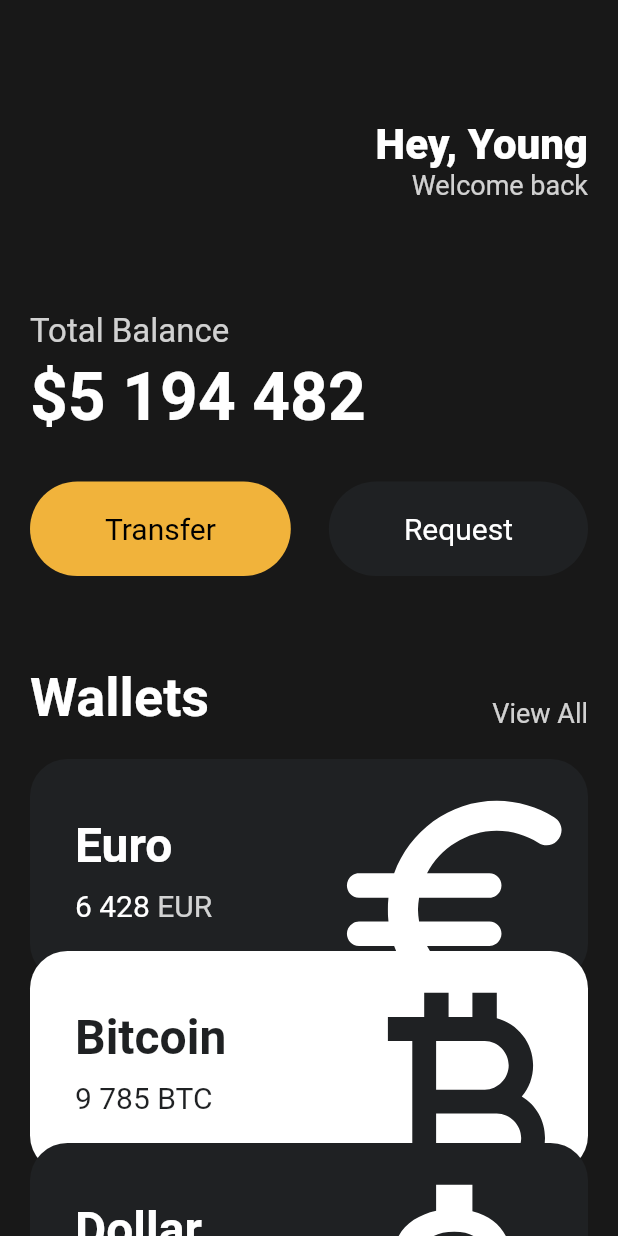
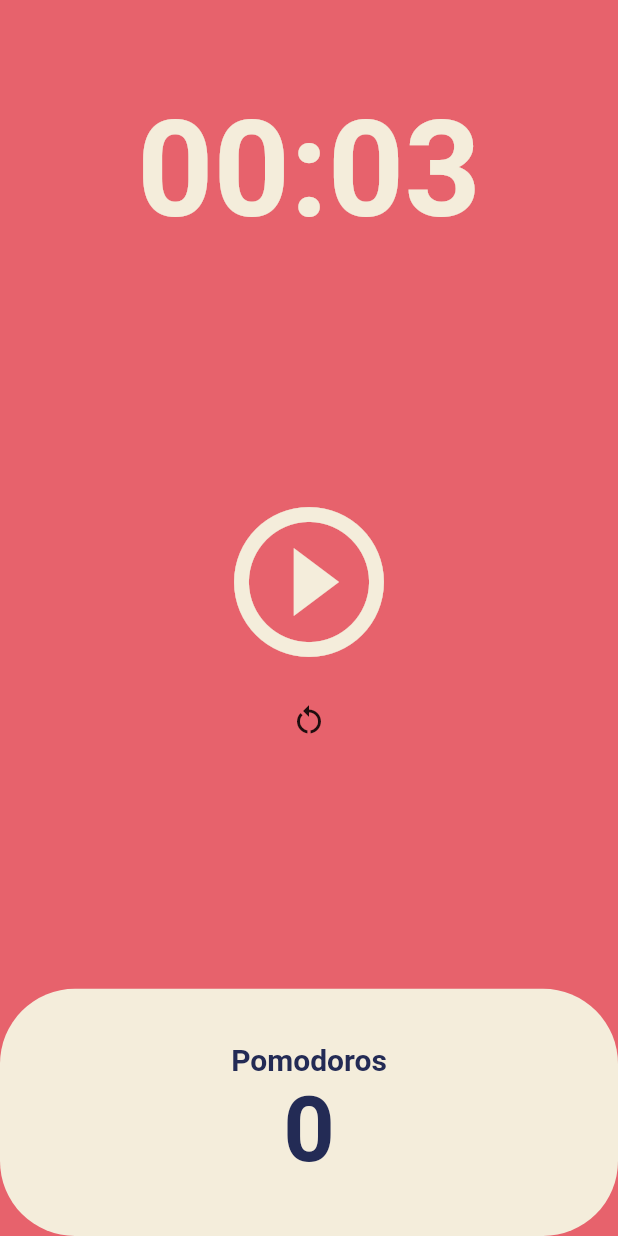
Before and after one commit to iamyoungk/flutter-toonflix, a Flutter app: the screen it shows after launch, on a phone screen of 412 x 824 dp. Run offline on Flutter 3.47's test engine with Material 2 defaults, Android fonts, the phone set to English and light mode, and no system bars.

Commit message:
pomodoros

```diff
--- a/lib/main.dart
+++ b/lib/main.dart
@@ -1,6 +1,5 @@
 import 'package:flutter/material.dart';
-import 'package:toonflix/widgets/button.dart';
-import 'package:toonflix/widgets/currency_card.dart';
+import 'package:toonflix/screens/home_screen.dart';
 
 void main() {
   runApp(const App());
@@ -12,138 +11,18 @@ class App extends StatelessWidget {
   @override
   Widget build(BuildContext context) {
     return MaterialApp(
-      home: Scaffold(
-        backgroundColor: const Color(0xFF181818),
-        body: SingleChildScrollView(
-          // 스크롤 가능하게 함, overflow 문제 해결
-          child: Padding(
-            padding: const EdgeInsets.symmetric(
-              horizontal: 20,
-            ),
-            child: Column(
-              crossAxisAlignment: CrossAxisAlignment.start,
-              children: [
-                const SizedBox(
-                  height: 80,
-                ), // 맨 위에 80높이의 박스 둠 (위치조절)
-                Row(
-                  mainAxisAlignment: MainAxisAlignment.end,
-                  children: [
-                    Column(
-                      crossAxisAlignment: CrossAxisAlignment.end,
-                      children: [
-                        const Text(
-                          'Hey, Young',
-                          style: TextStyle(
-                            color: Colors.white,
-                            fontSize: 28,
-                            fontWeight: FontWeight.w800,
-                          ),
-                        ),
-                        Text(
-                          'Welcome back',
-                          style: TextStyle(
-                            color: Colors.white.withOpacity(0.8),
-                            fontSize: 18,
-                          ),
-                        ),
-                      ],
-                    )
-                  ],
-                ),
-                const SizedBox(
-                  height: 74,
-                ),
-                Text(
-                  'Total Balance',
-                  style: TextStyle(
-                    fontSize: 22,
-                    color: Colors.white.withOpacity(0.8),
-                  ),
-                ),
-                const SizedBox(
-                  height: 5,
-                ),
-                const Text(
-                  '\$5 194 482',
-                  style: TextStyle(
-                    fontSize: 44,
-                    fontWeight: FontWeight.w600,
-                    color: Colors.white,
-                  ),
-                ),
-                const SizedBox(
-                  height: 30,
-                ),
-                const Row(
-                  mainAxisAlignment: MainAxisAlignment.spaceBetween,
-                  children: [
-                    Button(
-                      text: 'Transfer',
-                      bgColor: Color(0xFFF1B33B),
-                      textColor: Colors.black,
-                    ),
-                    Button(
-                      text: 'Request',
-                      bgColor: Color(0xFF1F2123),
-                      textColor: Colors.white,
-                    ),
-                  ],
-                ),
-                const SizedBox(
-                  height: 60,
-                ),
-                Row(
-                  crossAxisAlignment: CrossAxisAlignment.end,
-                  mainAxisAlignment: MainAxisAlignment.spaceBetween,
-                  children: [
-                    const Text('Wallets',
-                        style: TextStyle(
-                          color: Colors.white,
-                          fontSize: 36,
-                          fontWeight: FontWeight.w600,
-                        )),
-                    Text(
-                      'View All',
-                      style: TextStyle(
-                        fontSize: 18,
-                        color: Colors.white.withOpacity(0.8),
-                      ),
-                    ),
-                  ],
-                ),
-                const SizedBox(
-                  height: 20,
-                ),
-                const CurrencyCard(
-                  name: 'Euro',
-                  code: 'EUR',
-                  amount: '6 428',
-                  icon: Icons.euro_rounded,
-                  isInverted: false,
-                  offsetIn: 0,
-                ),
-                const CurrencyCard(
-                  name: 'Bitcoin',
-                  code: 'BTC',
-                  amount: '9 785',
-                  icon: Icons.currency_bitcoin,
-                  isInverted: true,
-                  offsetIn: -20,
-                ),
-                const CurrencyCard(
-                  name: 'Dollar',
-                  code: 'USD',
-                  amount: '428',
-                  icon: Icons.attach_money_outlined,
-                  isInverted: false,
-                  offsetIn: -40,
-                ),
-              ],
-            ),
+      theme: ThemeData(
+        colorScheme: ColorScheme.fromSwatch(
+          backgroundColor: const Color(0xFFE7626C),
+        ),
+        textTheme: const TextTheme(
+          displayLarge: TextStyle(
+            color: Color(0xFF232B55),
           ),
         ),
+        cardColor: const Color(0xFFF4EDDB),
       ),
+      home: const HomeScreen(),
     );
   }
 }
--- /dev/null
+++ b/lib/screens/home_screen.dart
@@ -0,0 +1,156 @@
+import 'dart:async';
+
+import 'package:flutter/material.dart';
+
+class HomeScreen extends StatefulWidget {
+  const HomeScreen({super.key});
+
+  @override
+  State<HomeScreen> createState() => _HomeScreenState();
+}
+
+class _HomeScreenState extends State<HomeScreen> {
+  static const twentyFiveMinutes = 3;
+  int totalSeconds = twentyFiveMinutes;
+  bool isRunning = false;
+  bool isRestarted = false;
+  int totalPomodoros = 0;
+  late Timer timer;
+
+  void onTick(Timer timer) {
+    if (totalSeconds == 0) {
+      setState(
+        () {
+          ++totalPomodoros;
+          isRunning = false;
+          totalSeconds = twentyFiveMinutes;
+        },
+      );
+      timer.cancel();
+    } else {
+      setState(() {
+        --totalSeconds;
+      });
+    }
+  }
+
+  void onStartPressed() {
+    // periodic will runn function in every duration
+    timer = Timer.periodic(
+      const Duration(seconds: 1),
+      onTick,
+    );
+    setState(() {
+      isRunning = true;
+    });
+  }
+
+  void onPausePressed() {
+    timer.cancel();
+    setState(() {
+      isRunning = false;
+    });
+  }
+
+  void onRestartPressed() {
+    // timer.cancel();
+    setState(() {
+      totalPomodoros = 0;
+      totalSeconds = twentyFiveMinutes;
+      isRunning = false;
+    });
+  }
+
+  String format(int seconds) {
+    var duration = Duration(seconds: seconds);
+    return duration.toString().split(".").first.substring(2, 7);
+  }
+
+  @override
+  Widget build(BuildContext context) {
+    return Scaffold(
+      backgroundColor: Theme.of(context).colorScheme.background,
+      body: Column(
+        children: [
+          Flexible(
+            // 화면 비율에 맞춰서 자동으로 조절함 very useful
+            flex: 1,
+            child: Container(
+              alignment: Alignment.bottomCenter,
+              child: Text(
+                format(totalSeconds),
+                style: TextStyle(
+                  color: Theme.of(context).cardColor,
+                  fontSize: 89,
+                  fontWeight: FontWeight.w600,
+                ),
+              ),
+            ),
+          ),
+          Flexible(
+            flex: 3,
+            child: Column(
+              mainAxisAlignment: MainAxisAlignment.center,
+              children: [
+                IconButton(
+                  onPressed: isRunning ? onPausePressed : onStartPressed,
+                  icon: Icon(
+                    isRunning || isRestarted
+                        ? Icons.pause_circle_outline
+                        : Icons.play_circle_outline,
+                  ),
+                  iconSize: 120,
+                  color: Theme.of(context).cardColor,
+                ),
+                IconButton(
+                  onPressed: onRestartPressed,
+                  icon: const Icon(
+                    Icons.restart_alt,
+                  ),
+                )
+              ],
+            ),
+          ),
+          Flexible(
+            flex: 1,
+            child: Row(
+              children: [
+                Expanded(
+                  child: Container(
+                    decoration: BoxDecoration(
+                      color: Theme.of(context).cardColor,
+                      borderRadius: BorderRadius.circular(50),
+                    ),
+                    child: Column(
+                      mainAxisAlignment: MainAxisAlignment.center,
+                      children: [
+                        Text(
+                          'Pomodoros',
+                          style: TextStyle(
+                            fontSize: 20,
+                            fontWeight: FontWeight.w600,
+                            color:
+                                Theme.of(context).textTheme.displayLarge!.color,
+                          ),
+                        ),
+                        Text(
+                          "$totalPomodoros",
+                          style: TextStyle(
+                            fontSize: 60,
+                            fontWeight: FontWeight.w600,
+                            color:
+                                Theme.of(context).textTheme.displayLarge!.color,
+                          ),
+                        ),
+                      ],
+                    ),
+                  ),
+                ),
+              ],
+            ),
+          ),
+        ],
+      ),
+    );
+  }
+}
--- a/lib/widgets/button.dart
+++ /dev/null
@@ -1,37 +0,0 @@
-import 'package:flutter/material.dart';
-
-class Button extends StatelessWidget {
-  final String text;
-  final Color bgColor;
-  final Color textColor;
-
-  const Button({
-    super.key,
-    required this.text,
-    required this.bgColor,
-    required this.textColor,
-  });
-
-  @override
-  Widget build(BuildContext context) {
-    return Container(
-      decoration: BoxDecoration(
-        color: bgColor,
-        borderRadius: BorderRadius.circular(45),
-      ),
-      child: Padding(
-        padding: const EdgeInsets.symmetric(
-          vertical: 20,
-          horizontal: 50,
-        ),
-        child: Text(
-          text,
-          style: TextStyle(
-            fontSize: 20,
-            color: textColor,
-          ),
-        ),
-      ),
-    );
-  }
-}
--- a/lib/widgets/currency_card.dart
+++ /dev/null
@@ -1,92 +0,0 @@
-import 'package:flutter/material.dart';
-
-class CurrencyCard extends StatelessWidget {
-  final String name, code, amount;
-  final IconData icon;
-  final bool isInverted;
-  final _blackColor = const Color(0xFF1F2123);
-  final double offsetIn;
-
-  const CurrencyCard({
-    super.key,
-    required this.name,
-    required this.code,
-    required this.amount,
-    required this.icon,
-    required this.isInverted,
-    required this.offsetIn,
-  });
-
-  @override
-  Widget build(BuildContext context) {
-    return Transform.translate(
-      offset: Offset(0, offsetIn),
-      child: Container(
-        clipBehavior: Clip.hardEdge, // 로고 밖에 나간거 잘라주기
-        decoration: BoxDecoration(
-          color: isInverted ? Colors.white : _blackColor,
-          borderRadius: BorderRadius.circular(25),
-        ),
-        child: Padding(
-          padding: const EdgeInsets.all(30),
-          child: Row(
-            mainAxisAlignment: MainAxisAlignment.spaceBetween,
-            children: [
-              Column(
-                crossAxisAlignment: CrossAxisAlignment.start,
-                children: [
-                  Text(
-                    name,
-                    style: TextStyle(
-                      color: isInverted ? _blackColor : Colors.white,
-                      fontSize: 32,
-                      fontWeight: FontWeight.w600,
-                    ),
-                  ),
-                  const SizedBox(
-                    height: 10,
-                  ),
-                  Row(
-                    children: [
-                      Text(
-                        amount,
-                        style: TextStyle(
-                          color: isInverted ? _blackColor : Colors.white,
-                          fontSize: 20,
-                        ),
-                      ),
-                      const SizedBox(
-                        width: 5,
-                      ),
-                      Text(
-                        code,
-                        style: TextStyle(
-                          color: isInverted
-                              ? _blackColor
-                              : Colors.white.withOpacity(0.8),
-                          fontSize: 20,
-                        ),
-                      ),
-                    ],
-                  ),
-                ],
-              ),
-              Transform.scale(
-                // 아이콘의 크기를 키우는데, 부모의 크기에 영향 안줌
-                scale: 2.2,
-                child: Transform.translate(
-                  offset: const Offset(-5, 12),
-                  child: Icon(
-                    icon,
-                    color: isInverted ? _blackColor : Colors.white,
-                    size: 88,
-                  ),
-                ),
-              ),
-            ],
-          ),
-        ),
-      ),
-    );
-  }
-}
```
